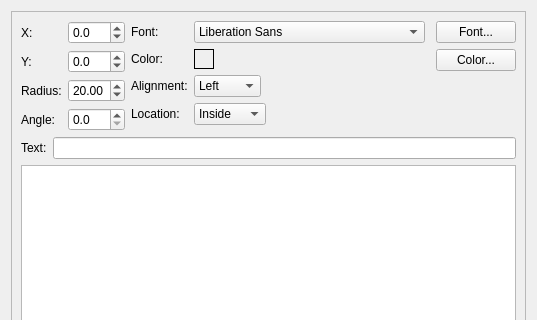
Before: the Qt Designer form src/qdialogroundtext.ui in kruszewskia/qlscribe, drawn with Qt 5; both pictures show x 0 to 537 and y 0 to 320 of the 537 by 738 pixel window.
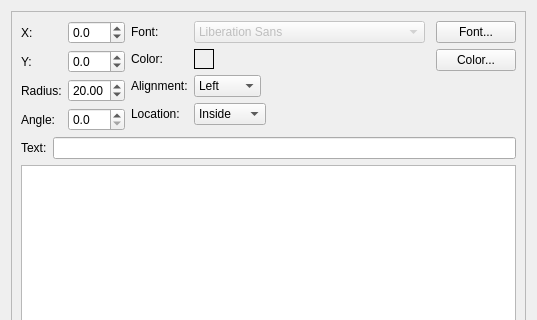
After: the same form once the commit is applied. Custom widgets are drawn as their Qt base class.

Commit message: Fixed bug with not setting color on round text Text scaled to 1/2

The edit to the form file:
```diff
--- a/src/qdialogroundtext.ui
+++ b/src/qdialogroundtext.ui
@@ -206,6 +206,9 @@
             </item>
             <item row="0" column="1" >
              <widget class="QFontComboBox" name="fontName" >
+              <property name="enabled" >
+               <bool>false</bool>
+              </property>
               <property name="editable" >
                <bool>false</bool>
               </property>
```
The commit also changes 2 other files.
